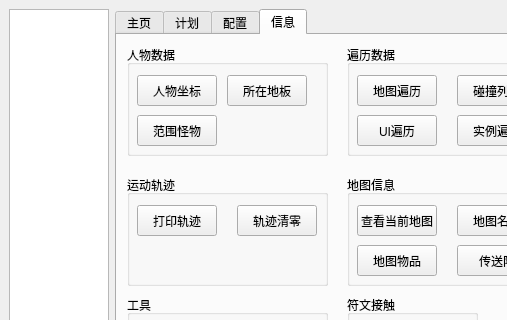
The window that mainwindow.ui (kinvcode/BattleMush) describes before a commit, drawn with Qt 5; both pictures show x 0 to 507 and y 0 to 320 of the 800 by 600 pixel window.
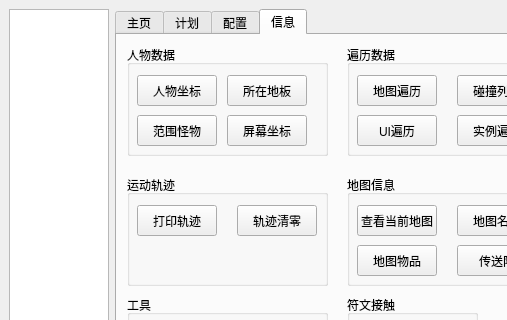
The same window after the commit. Custom widgets are drawn as their Qt base class.

```diff
--- a/mainwindow.ui
+++ b/mainwindow.ui
@@ -2194,6 +2194,31 @@
             <string>所在地板</string>
            </property>
           </widget>
+          <widget class="QPushButton" name="pushButton_get_user_screen_pos">
+           <property name="geometry">
+            <rect>
+             <x>100</x>
+             <y>70</y>
+             <width>80</width>
+             <height>31</height>
+            </rect>
+           </property>
+           <property name="minimumSize">
+            <size>
+             <width>80</width>
+             <height>0</height>
+            </size>
+           </property>
+           <property name="maximumSize">
+            <size>
+             <width>80</width>
+             <height>16777215</height>
+            </size>
+           </property>
+           <property name="text">
+            <string>屏幕坐标</string>
+           </property>
+          </widget>
          </widget>
          <widget class="QGroupBox" name="groupBox_2">
           <property name="geometry">
```
